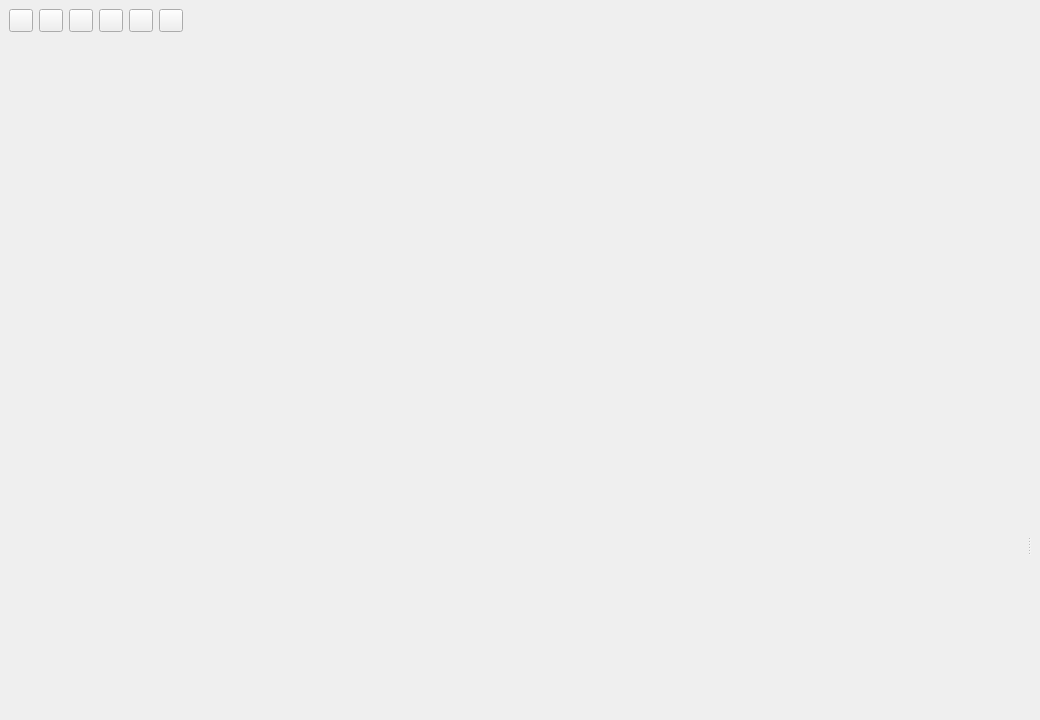
Above: ui/mydata/HistoryTrackTab.ui from OpenFairWind/FairWindSK before the change. Below: the same form after it.
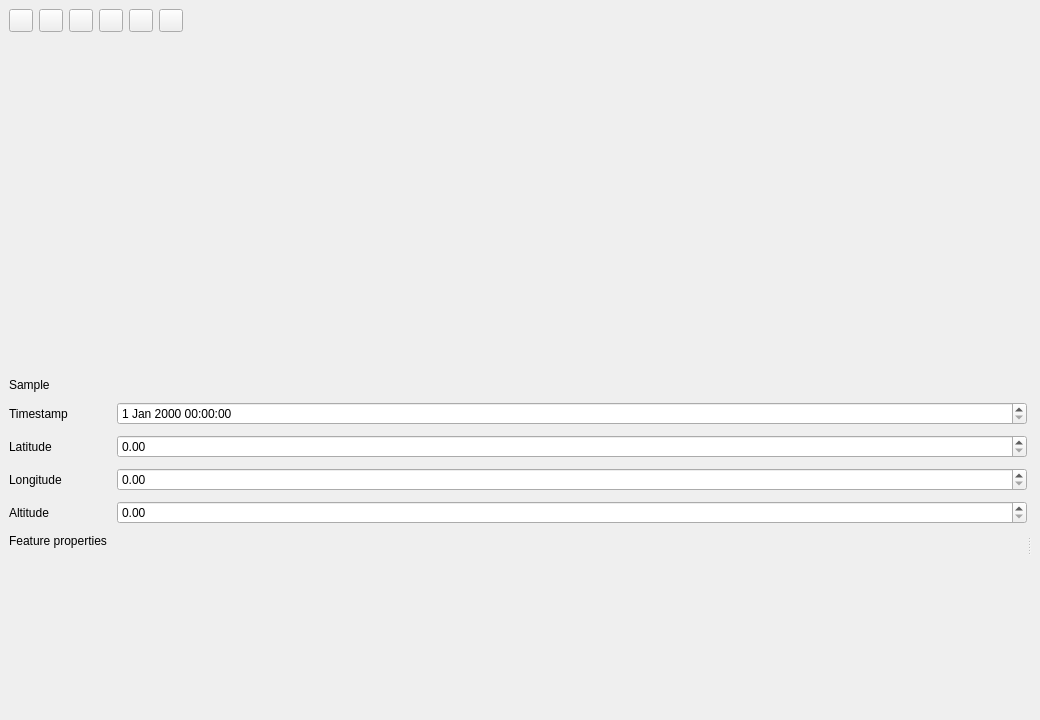
That is the form after the change. The open tabs and pages were chosen to show the change. Custom widgets are drawn as their Qt base class.

Commit message: Move MyData editors into UI forms

What changed in the file:
```diff
--- a/ui/mydata/HistoryTrackTab.ui
+++ b/ui/mydata/HistoryTrackTab.ui
@@ -108,7 +108,122 @@
          <property name="childrenCollapsible">
           <bool>false</bool>
          </property>
-         <widget class="QWidget" name="widgetFormHost"/>
+         <widget class="fairwindsk::ui::widgets::TouchScrollArea" name="scrollAreaDetailsForm">
+          <property name="frameShape">
+           <enum>QFrame::NoFrame</enum>
+          </property>
+          <property name="widgetResizable">
+           <bool>true</bool>
+          </property>
+          <widget class="QWidget" name="widgetFormHost">
+           <layout class="QVBoxLayout" name="verticalLayoutFormHost">
+            <property name="leftMargin">
+             <number>0</number>
+            </property>
+            <property name="topMargin">
+             <number>0</number>
+            </property>
+            <property name="rightMargin">
+             <number>0</number>
+            </property>
+            <property name="bottomMargin">
+             <number>0</number>
+            </property>
+            <item>
+             <layout class="QFormLayout" name="formLayoutTrack">
+              <property name="fieldGrowthPolicy">
+               <enum>QFormLayout::AllNonFixedFieldsGrow</enum>
+              </property>
+              <property name="labelAlignment">
+               <set>Qt::AlignLeading|Qt::AlignLeft|Qt::AlignTop</set>
+              </property>
+              <property name="formAlignment">
+               <set>Qt::AlignLeading|Qt::AlignLeft|Qt::AlignTop</set>
+              </property>
+              <property name="horizontalSpacing">
+               <number>10</number>
+              </property>
+              <property name="verticalSpacing">
+               <number>10</number>
+              </property>
+              <item row="0" column="0">
+               <widget class="QLabel" name="labelSampleTitle">
+                <property name="text">
+                 <string>Sample</string>
+                </property>
+               </widget>
+              </item>
+              <item row="0" column="1">
+               <widget class="QLabel" name="labelSampleValue"/>
+              </item>
+              <item row="1" column="0">
+               <widget class="QLabel" name="labelTrackTimestampTitle">
+                <property name="text">
+                 <string>Timestamp</string>
+                </property>
+               </widget>
+              </item>
+              <item row="1" column="1">
+               <widget class="QDateTimeEdit" name="dateTimeEditTimestamp"/>
+              </item>
+              <item row="2" column="0">
+               <widget class="QLabel" name="labelTrackLatitudeTitle">
+                <property name="text">
+                 <string>Latitude</string>
+                </property>
+               </widget>
+              </item>
+              <item row="2" column="1">
+               <widget class="QDoubleSpinBox" name="doubleSpinBoxLatitude"/>
+              </item>
+              <item row="3" column="0">
+               <widget class="QLabel" name="labelTrackLongitudeTitle">
+                <property name="text">
+                 <string>Longitude</string>
+                </property>
+               </widget>
+              </item>
+              <item row="3" column="1">
+               <widget class="QDoubleSpinBox" name="doubleSpinBoxLongitude"/>
+              </item>
+              <item row="4" column="0">
+               <widget class="QLabel" name="labelTrackAltitudeTitle">
+                <property name="text">
+                 <string>Altitude</string>
+                </property>
+               </widget>
+              </item>
+              <item row="4" column="1">
+               <widget class="QDoubleSpinBox" name="doubleSpinBoxAltitude"/>
+              </item>
+              <item row="5" column="0">
+               <widget class="QLabel" name="labelTrackPropertiesTitle">
+                <property name="text">
+                 <string>Feature properties</string>
+                </property>
+               </widget>
+              </item>
+              <item row="5" column="1">
+               <widget class="fairwindsk::ui::mydata::JsonObjectEditorWidget" name="jsonObjectEditorProperties"/>
+              </item>
+             </layout>
+            </item>
+            <item>
+             <spacer name="verticalSpacerTrackForm">
+              <property name="orientation">
+               <enum>Qt::Vertical</enum>
+              </property>
+              <property name="sizeHint" stdset="0">
+               <size>
+                <width>20</width>
+                <height>40</height>
+               </size>
+              </property>
+             </spacer>
+            </item>
+           </layout>
+          </widget>
+         </widget>
          <widget class="QWidget" name="widgetPreviewHost">
           <layout class="QVBoxLayout" name="verticalLayoutPreviewHost">
            <property name="leftMargin">
@@ -139,6 +254,21 @@
    <extends>QWidget</extends>
    <header>ui/widgets/TouchComboBox.hpp</header>
   </customwidget>
+  <customwidget>
+   <class>fairwindsk::ui::widgets::TouchScrollArea</class>
+   <extends>QScrollArea</extends>
+   <header>ui/widgets/TouchScrollArea.hpp</header>
+  </customwidget>
+  <customwidget>
+   <class>fairwindsk::ui::mydata::JsonObjectEditorWidget</class>
+   <extends>QWidget</extends>
+   <header>ui/mydata/JsonObjectEditorWidget.hpp</header>
+  </customwidget>
+  <customwidget>
+   <class>fairwindsk::ui::mydata::GeoJsonPreviewWidget</class>
+   <extends>QWidget</extends>
+   <header>ui/mydata/GeoJsonPreviewWidget.hpp</header>
+  </customwidget>
  </customwidgets>
  <resources/>
  <connections/>
```
Left out of the diff: 59 changed lines with no effect on the pictures. The commit also changes 8 other files.
